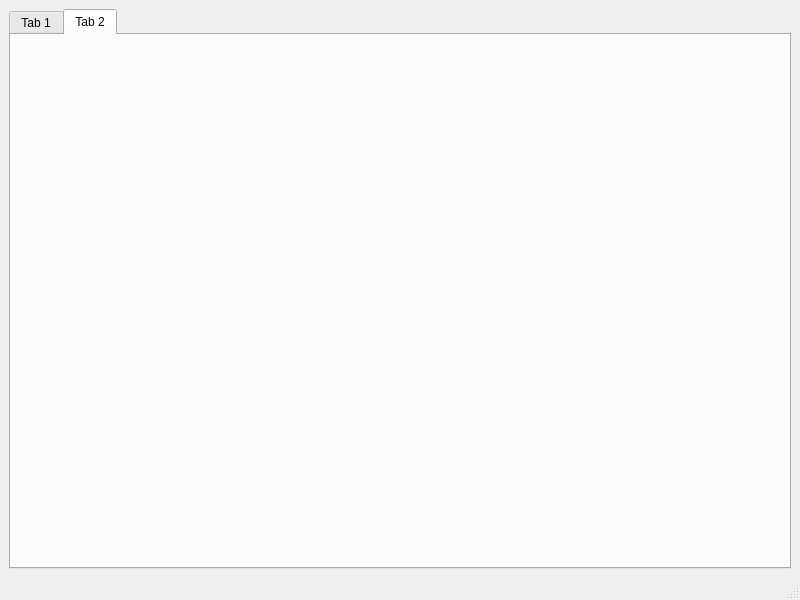
Old version of the form src/overlay/qt/OptionsWindow.ui in the repository Smeat/GW2Overlay.
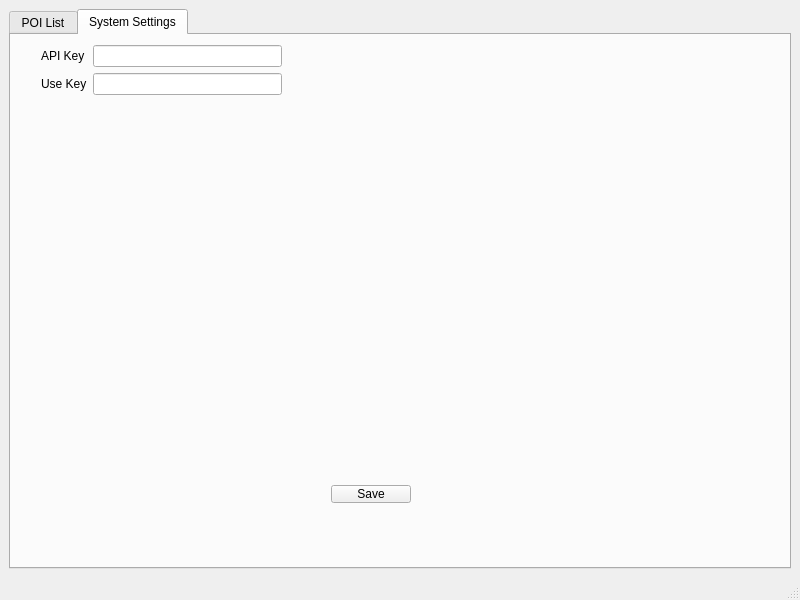
New version of the form. The open tabs and pages were chosen to show the change.

Commit message: Add basic UI for settings

```diff
--- a/src/overlay/qt/OptionsWindow.ui
+++ b/src/overlay/qt/OptionsWindow.ui
@@ -31,7 +31,7 @@
       </property>
       <widget class="QWidget" name="tab">
        <attribute name="title">
-        <string>Tab 1</string>
+        <string>POI List</string>
        </attribute>
        <layout class="QVBoxLayout" name="verticalLayout_2">
         <item>
@@ -65,8 +65,53 @@
       </widget>
       <widget class="QWidget" name="tab_2">
        <attribute name="title">
-        <string>Tab 2</string>
+        <string>System Settings</string>
        </attribute>
+       <widget class="QWidget" name="formLayoutWidget">
+        <property name="geometry">
+         <rect>
+          <x>30</x>
+          <y>10</y>
+          <width>241</width>
+          <height>461</height>
+         </rect>
+        </property>
+        <layout class="QFormLayout" name="formLayout">
+         <item row="0" column="0">
+          <widget class="QLabel" name="api_label">
+           <property name="text">
+            <string>API Key</string>
+           </property>
+          </widget>
+         </item>
+         <item row="0" column="1">
+          <widget class="QLineEdit" name="api_text"/>
+         </item>
+         <item row="1" column="0">
+          <widget class="QLabel" name="use_text">
+           <property name="text">
+            <string>Use Key</string>
+           </property>
+          </widget>
+         </item>
+         <item row="1" column="1">
+          <widget class="QLineEdit" name="lineEdit"/>
+         </item>
+        </layout>
+       </widget>
+       <widget class="QPushButton" name="save_button">
+        <property name="geometry">
+         <rect>
+          <x>320</x>
+          <y>450</y>
+          <width>80</width>
+          <height>18</height>
+         </rect>
+        </property>
+        <property name="text">
+         <string>Save</string>
+        </property>
+       </widget>
       </widget>
      </widget>
     </item>
```
